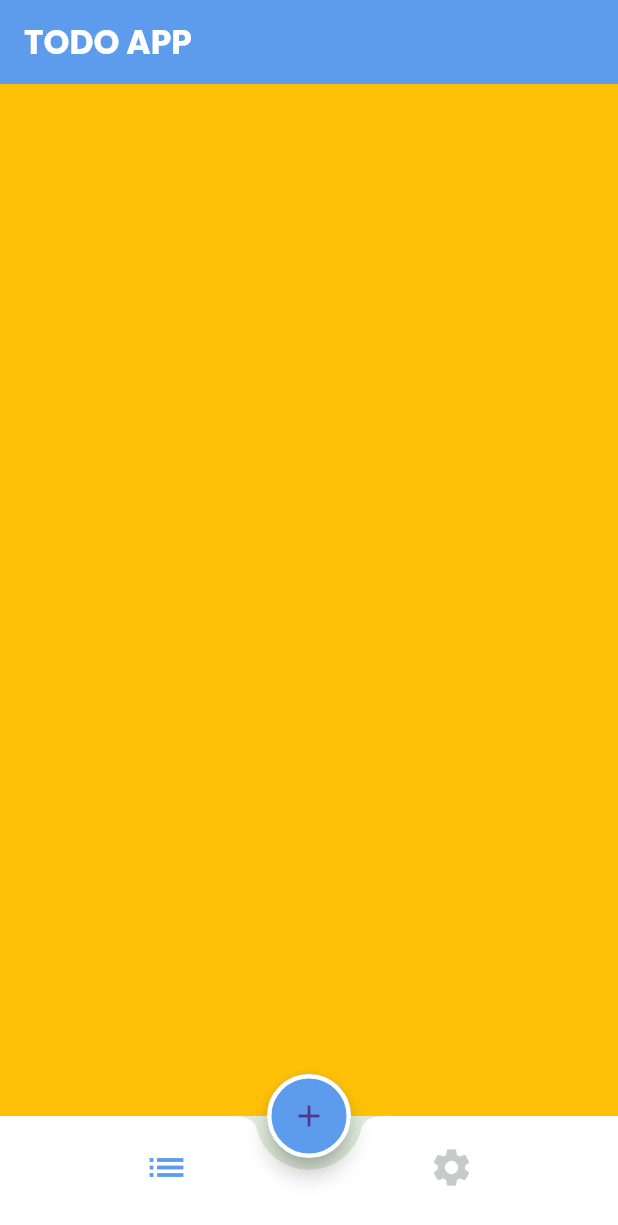
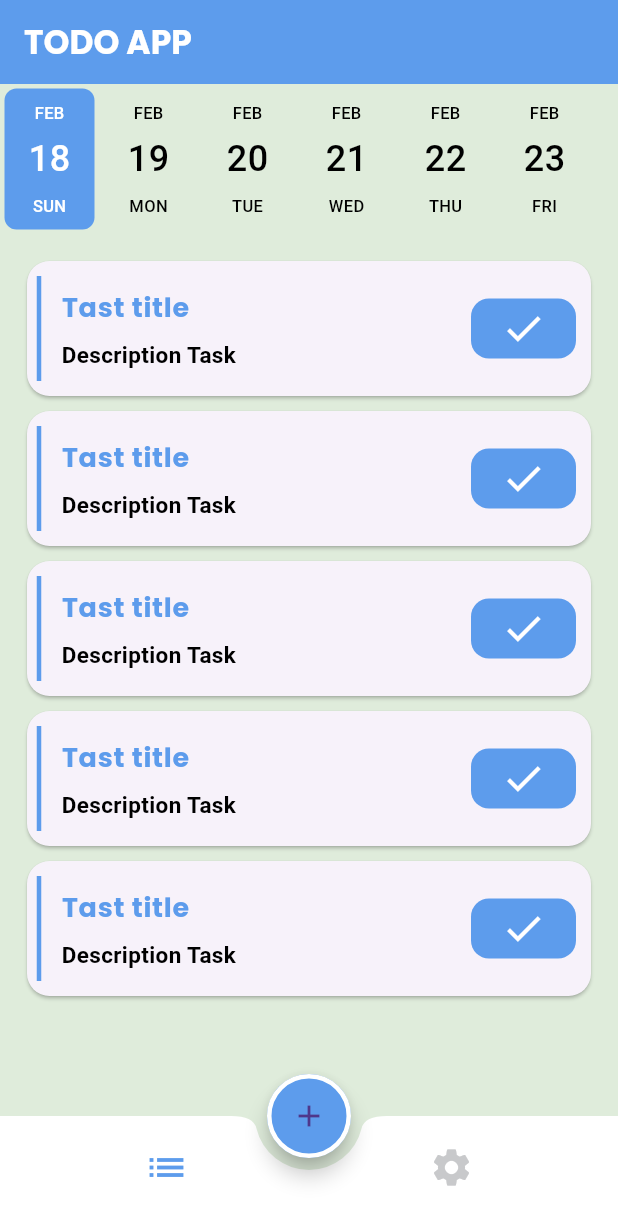
Before and after one commit to MahmoudRamad2002/to_do, a Flutter app: the screen it shows after launch, on a phone screen of 412 x 824 dp. Shown: the top 1225 px of the screen. Run offline on Flutter 3.47's test engine with Material 3 defaults, Android fonts, the phone set to English and light mode, and no system bars; drawn by our look-alikes of date_picker_timeline, flutter_slidable; our stand-ins replace firebase_core, google_fonts; accounts and stored records are empty; generated files the repository leaves out were written again.

Commit message:
finish homeScreen init firebise

```diff
--- a/lib/Screens/taskScreen.dart
+++ b/lib/Screens/taskScreen.dart
@@ -1,12 +1,49 @@
+import 'package:date_picker_timeline/date_picker_timeline.dart';
 import 'package:flutter/material.dart';
+import 'package:to_do/Screens/widgets/TaskWidget.dart';
 
-class TaskScreen extends StatelessWidget {
-  const TaskScreen({super.key});
+class TaskScreen extends StatefulWidget {
+  @override
+  State<TaskScreen> createState() => _TaskScreenState();
+}
+
+class _TaskScreenState extends State<TaskScreen> {
+  DateTime date = DateTime.now();
 
   @override
   Widget build(BuildContext context) {
-    return Container(
-      color: Colors.amber,
+    return Column(
+      children: [
+        DatePicker(
+          DateTime.now(),
+          initialSelectedDate: DateTime.now(),
+          selectionColor: Theme.of(context).primaryColor,
+          selectedTextColor: Colors.white,
+          height: 100,
+          onDateChange: (Newdate) {
+            // New date selected
+            setState(() {
+              date = Newdate;
+            });
+          },
+        ),
+        SizedBox(
+          height: 18,
+        ),
+        Expanded(
+          child: ListView.separated(
+            separatorBuilder: (context, index) {
+              return SizedBox(
+                height: 10,
+              );
+            },
+            itemBuilder: (context, index) {
+              return TaskWidget();
+            },
+            itemCount: 5,
+          ),
+        )
+      ],
     );
   }
 }
--- /dev/null
+++ b/lib/Screens/widgets/TaskWidget.dart
@@ -0,0 +1,79 @@
+import 'package:flutter/material.dart';
+import 'package:flutter_slidable/flutter_slidable.dart';
+
+class TaskWidget extends StatelessWidget {
+  const TaskWidget({super.key});
+
+  @override
+  Widget build(BuildContext context) {
+    return Slidable(
+      startActionPane: ActionPane(
+        motion: const ScrollMotion(),
+        children: [
+          SlidableAction(
+            autoClose: true,
+            onPressed: (context) {},
+            icon: Icons.delete,
+            label: 'Delete',
+            backgroundColor: Colors.red,
+          ),
+          SlidableAction(
+            // autoClose: true,
+            onPressed: (context) {},
+            icon: Icons.edit,
+            label: 'Edit',
+            backgroundColor: Theme.of(context).primaryColor,
+          )
+        ],
+      ),
+      child: SizedBox(
+        height: 90,
+        child: Card(
+          shape:
+              RoundedRectangleBorder(borderRadius: BorderRadius.circular(15)),
+          margin: EdgeInsets.symmetric(horizontal: 18),
+          child: Row(
+            children: [
+              Container(
+                height: 70,
+                child: VerticalDivider(
+                  thickness: 3,
+                  color: Theme.of(context).primaryColor,
+                ),
+              ),
+              Container(
+                padding: EdgeInsets.only(left: 7),
+                child: Column(
+                  mainAxisAlignment: MainAxisAlignment.center,
+                  crossAxisAlignment: CrossAxisAlignment.start,
+                  children: [
+                    Text('Tast title',
+                        style: Theme.of(context).textTheme.bodyLarge),
+                    SizedBox(
+                      height: 8,
+                    ),
+                    Text(
+                      'Description Task',
+                      style: Theme.of(context).textTheme.bodyMedium,
+                    )
+                  ],
+                ),
+              ),
+              Spacer(),
+              Container(
+                padding:
+                    EdgeInsets.only(right: 20, left: 20, bottom: 5, top: 5),
+                margin: EdgeInsets.only(right: 10),
+                decoration: BoxDecoration(
+                  color: Theme.of(context).primaryColor,
+                  borderRadius: BorderRadius.circular(12),
+                ),
+                child: Icon(Icons.done, color: Colors.white, size: 30),
+              )
+            ],
+          ),
+        ),
+      ),
+    );
+  }
+}
--- a/lib/main.dart
+++ b/lib/main.dart
@@ -1,9 +1,15 @@
+import 'package:firebase_core/firebase_core.dart';
 import 'package:flutter/material.dart';
 import 'package:to_do/home_layout/home_layout.dart';
 import 'package:to_do/shared/style/mt_them_data.dart';
 import 'package:to_do/splash/splashScreen.dart';
 
-void main() {
+import 'firebase_options.dart';
+
+void main() async {
+  await Firebase.initializeApp(
+    options: DefaultFirebaseOptions.currentPlatform,
+  );
   runApp(const MyApp());
 }
 
--- a/pubspec.yaml
+++ b/pubspec.yaml
@@ -32,10 +32,15 @@ dependencies:
     sdk: flutter
 
 
+
   # The following adds the Cupertino Icons font to your application.
   # Use with the CupertinoIcons class for iOS style icons.
   cupertino_icons: ^1.0.2
   google_fonts: ^4.0.4
+  date_picker_timeline: ^1.2.5
+  flutter_slidable: ^3.0.1
+  firebase_core: ^2.25.4
+  cloud_firestore: ^4.15.4
 
 dev_dependencies:
   flutter_test:
```
Also changed, not shown: pubspec.lock.
